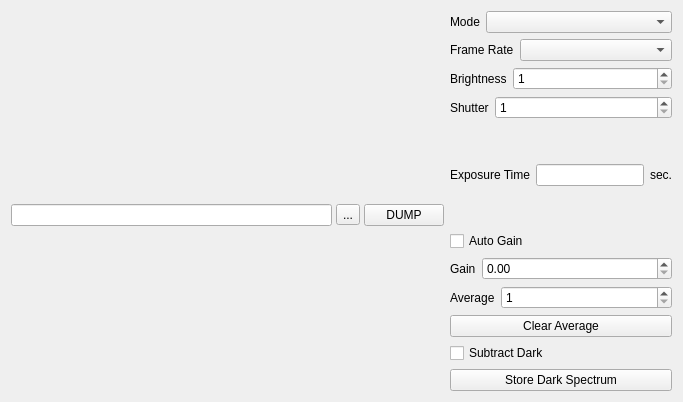
Before: the Qt Designer form modules/optics/core/digitalcameraform.ui in northriv/KAME, drawn with Qt 5.
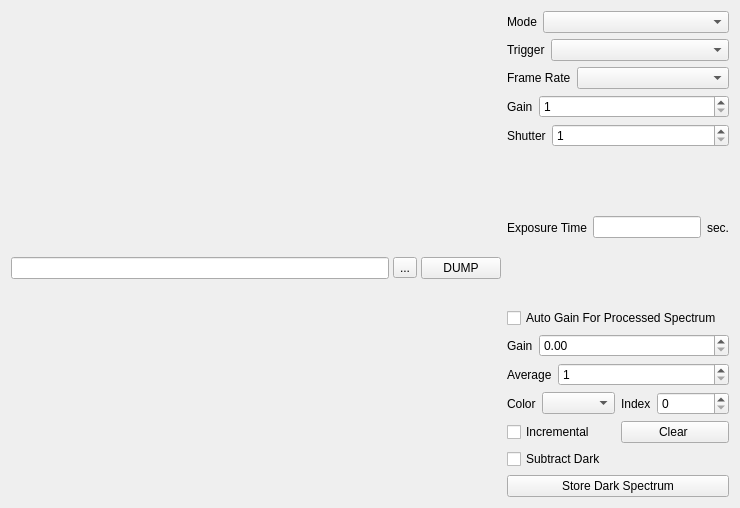
After: the same form once the commit is applied. Custom widgets are drawn as their Qt base class.

What changed in the file:
```diff
--- a/modules/optics/core/digitalcameraform.ui
+++ b/modules/optics/core/digitalcameraform.ui
@@ -6,16 +6,16 @@
    <rect>
     <x>0</x>
     <y>0</y>
-    <width>683</width>
-    <height>402</height>
+    <width>740</width>
+    <height>508</height>
    </rect>
   </property>
   <property name="windowTitle">
    <string>Network Analyzer Control</string>
   </property>
   <widget class="QWidget" name="widget">
-   <layout class="QGridLayout" name="gridLayout">
-    <item row="0" column="0">
+   <layout class="QHBoxLayout" name="horizontalLayout_8">
+    <item>
      <layout class="QVBoxLayout" name="verticalLayout_2">
       <item>
        <layout class="QVBoxLayout" name="_6">
@@ -81,7 +81,7 @@
       </item>
      </layout>
     </item>
-    <item row="0" column="1">
+    <item>
      <layout class="QVBoxLayout" name="verticalLayout_3">
       <item>
        <layout class="QHBoxLayout" name="horizontalLayout">
@@ -106,6 +106,29 @@
         </item>
        </layout>
       </item>
+      <item>
+       <layout class="QHBoxLayout" name="horizontalLayout_6">
+        <item>
+         <widget class="QLabel" name="textLabel1_2_5_3_3_10">
+          <property name="sizePolicy">
+           <sizepolicy hsizetype="Fixed" vsizetype="Preferred">
+            <horstretch>0</horstretch>
+            <verstretch>0</verstretch>
+           </sizepolicy>
+          </property>
+          <property name="text">
+           <string>Trigger</string>
+          </property>
+          <property name="wordWrap">
+           <bool>false</bool>
+          </property>
+         </widget>
+        </item>
+        <item>
+         <widget class="QComboBox" name="m_cmbTrigger"/>
+        </item>
+       </layout>
+      </item>
       <item>
        <layout class="QHBoxLayout" name="horizontalLayout_2">
         <item>
@@ -140,7 +163,7 @@
            </sizepolicy>
           </property>
           <property name="text">
-           <string>Brightness</string>
+           <string>Gain</string>
           </property>
           <property name="wordWrap">
            <bool>false</bool>
@@ -244,7 +267,7 @@
       <item>
        <widget class="QCheckBox" name="m_ckbAutoGain">
         <property name="text">
-         <string>Auto Gain</string>
+         <string>Auto Gain For Processed Spectrum</string>
         </property>
        </widget>
       </item>
@@ -302,11 +325,71 @@
        </layout>
       </item>
       <item>
-       <widget class="QPushButton" name="m_btnClearAverage">
-        <property name="text">
-         <string>Clear Average</string>
-        </property>
-       </widget>
+       <layout class="QHBoxLayout" name="horizontalLayout_7">
+        <item>
+         <widget class="QLabel" name="textLabel1_2_5_3_3_11">
+          <property name="sizePolicy">
+           <sizepolicy hsizetype="Fixed" vsizetype="Preferred">
+            <horstretch>0</horstretch>
+            <verstretch>0</verstretch>
+           </sizepolicy>
+          </property>
+          <property name="text">
+           <string>Color</string>
+          </property>
+          <property name="wordWrap">
+           <bool>false</bool>
+          </property>
+         </widget>
+        </item>
+        <item>
+         <widget class="QComboBox" name="m_cmbColoringMethod"/>
+        </item>
+        <item>
+         <widget class="QLabel" name="textLabel1_2_5_3_3_12">
+          <property name="sizePolicy">
+           <sizepolicy hsizetype="Fixed" vsizetype="Preferred">
+            <horstretch>0</horstretch>
+            <verstretch>0</verstretch>
+           </sizepolicy>
+          </property>
+          <property name="text">
+           <string>Index</string>
+          </property>
+          <property name="wordWrap">
+           <bool>false</bool>
+          </property>
+         </widget>
+        </item>
+        <item>
+         <widget class="QSpinBox" name="m_spbColorIndex">
+          <property name="minimum">
+           <number>0</number>
+          </property>
+          <property name="maximum">
+           <number>2</number>
+          </property>
+         </widget>
+        </item>
+       </layout>
+      </item>
+      <item>
+       <layout class="QHBoxLayout" name="horizontalLayout_5">
+        <item>
+         <widget class="QCheckBox" name="m_ckbIncrementalAverage">
+          <property name="text">
+           <string>Incremental</string>
+          </property>
+         </widget>
+        </item>
+        <item>
+         <widget class="QPushButton" name="m_btnClearAverage">
+          <property name="text">
+           <string>Clear </string>
+          </property>
+         </widget>
+        </item>
+       </layout>
       </item>
       <item>
        <layout class="QVBoxLayout" name="verticalLayout">
```
Left out of the diff: 6 changed lines with no effect on the pictures.
